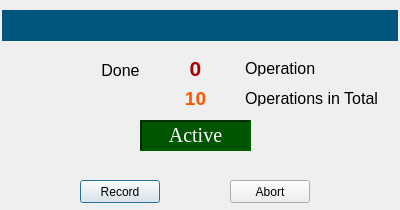
Qt form widgets/ui/Form/OperationLoop.ui (zhailei-scu/TRTimeRecord) before a commit.
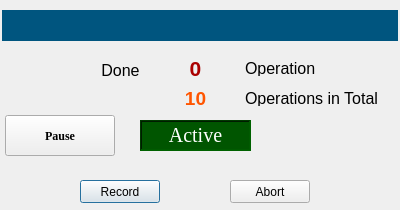
The same form after that commit. Icons and pictures are not drawn.

Commit message: normal operation

Patch:
```diff
--- a/widgets/ui/Form/OperationLoop.ui
+++ b/widgets/ui/Form/OperationLoop.ui
@@ -233,6 +233,42 @@
     <set>Qt::AlignCenter</set>
    </property>
   </widget>
+  <widget class="QPushButton" name="pauseButton">
+   <property name="geometry">
+    <rect>
+     <x>5</x>
+     <y>115</y>
+     <width>110</width>
+     <height>41</height>
+    </rect>
+   </property>
+   <property name="font">
+    <font>
+     <family>Times New Roman</family>
+     <pointsize>9</pointsize>
+     <bold>true</bold>
+    </font>
+   </property>
+   <property name="text">
+    <string>Pause</string>
+   </property>
+   <property name="icon">
+    <iconset resource="../qrc/icon.qrc">
+     <normaloff>:/img/Pause.svg</normaloff>:/img/Pause.svg</iconset>
+   </property>
+   <property name="iconSize">
+    <size>
+     <width>40</width>
+     <height>40</height>
+    </size>
+   </property>
+   <property name="checkable">
+    <bool>false</bool>
+   </property>
+   <property name="autoDefault">
+    <bool>false</bool>
+   </property>
+  </widget>
  </widget>
  <resources/>
  <connections/>
```
Left out of the diff: 7 changed lines with no effect on the pictures. The commit also changes 7 other files.
